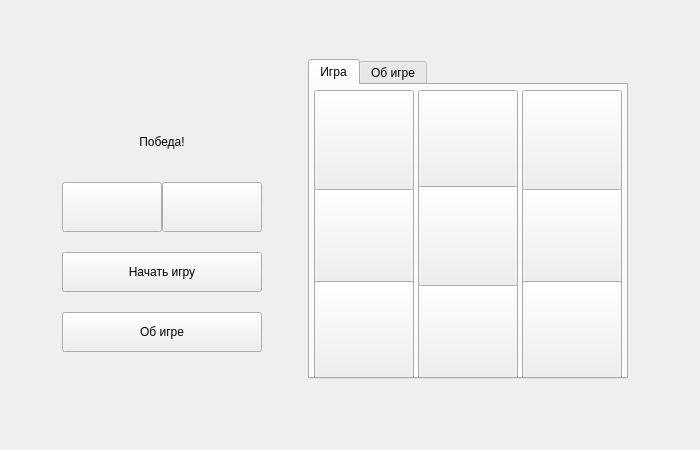
Before: the Qt Designer form mainwindow.ui in Narek24IS/TicTacToe, drawn with Qt 5.
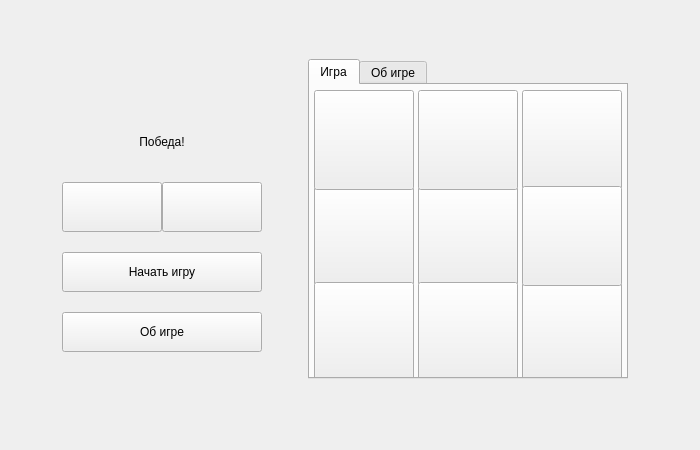
After: the same form once the commit is applied. Icons and pictures are not drawn.

Patch:
```diff
--- a/mainwindow.ui
+++ b/mainwindow.ui
@@ -245,6 +245,81 @@
         <property name="spacing">
          <number>5</number>
         </property>
+        <item row="1" column="0">
+         <widget class="QPushButton" name="pushButton_1_0">
+          <property name="sizePolicy">
+           <sizepolicy hsizetype="Fixed" vsizetype="Fixed">
+            <horstretch>0</horstretch>
+            <verstretch>0</verstretch>
+           </sizepolicy>
+          </property>
+          <property name="minimumSize">
+           <size>
+            <width>100</width>
+            <height>100</height>
+           </size>
+          </property>
+          <property name="maximumSize">
+           <size>
+            <width>100</width>
+            <height>100</height>
+           </size>
+          </property>
+          <property name="text">
+           <string/>
+          </property>
+         </widget>
+        </item>
+        <item row="2" column="2">
+         <widget class="QPushButton" name="pushButton_2_2">
+          <property name="sizePolicy">
+           <sizepolicy hsizetype="Fixed" vsizetype="Fixed">
+            <horstretch>0</horstretch>
+            <verstretch>0</verstretch>
+           </sizepolicy>
+          </property>
+          <property name="minimumSize">
+           <size>
+            <width>100</width>
+            <height>100</height>
+           </size>
+          </property>
+          <property name="maximumSize">
+           <size>
+            <width>100</width>
+            <height>100</height>
+           </size>
+          </property>
+          <property name="text">
+           <string/>
+          </property>
+         </widget>
+        </item>
+        <item row="1" column="1">
+         <widget class="QPushButton" name="pushButton_1_1">
+          <property name="sizePolicy">
+           <sizepolicy hsizetype="Fixed" vsizetype="Fixed">
+            <horstretch>0</horstretch>
+            <verstretch>0</verstretch>
+           </sizepolicy>
+          </property>
+          <property name="minimumSize">
+           <size>
+            <width>100</width>
+            <height>100</height>
+           </size>
+          </property>
+          <property name="maximumSize">
+           <size>
+            <width>100</width>
+            <height>100</height>
+           </size>
+          </property>
+          <property name="text">
+           <string/>
+          </property>
+         </widget>
+        </item>
         <item row="2" column="0">
          <widget class="QPushButton" name="pushButton_4">
           <property name="sizePolicy">
@@ -270,21 +345,8 @@
           </property>
          </widget>
         </item>
-        <item row="4" column="1">
-         <spacer name="verticalSpacer_3">
-          <property name="orientation">
-           <enum>Qt::Vertical</enum>
-          </property>
-          <property name="sizeHint" stdset="0">
-           <size>
-            <width>20</width>
-            <height>40</height>
-           </size>
-          </property>
-         </spacer>
-        </item>
-        <item row="3" column="0">
-         <widget class="QPushButton" name="pushButton_7">
+        <item row="0" column="2">
+         <widget class="QPushButton" name="pushButton_0_2">
           <property name="sizePolicy">
            <sizepolicy hsizetype="Fixed" vsizetype="Fixed">
             <horstretch>0</horstretch>
@@ -309,145 +371,7 @@
          </widget>
         </item>
         <item row="0" column="1">
-         <spacer name="verticalSpacer_4">
-          <property name="orientation">
-           <enum>Qt::Vertical</enum>
-          </property>
-          <property name="sizeHint" stdset="0">
-           <size>
-            <width>20</width>
-            <height>40</height>
-           </size>
-          </property>
-         </spacer>
-        </item>
-        <item row="1" column="1">
-         <widget class="QPushButton" name="pushButton_2">
-          <property name="sizePolicy">
-           <sizepolicy hsizetype="Fixed" vsizetype="Fixed">
-            <horstretch>0</horstretch>
-            <verstretch>0</verstretch>
-           </sizepolicy>
-          </property>
-          <property name="minimumSize">
-           <size>
-            <width>100</width>
-            <height>100</height>
-           </size>
-          </property>
-          <property name="maximumSize">
-           <size>
-            <width>100</width>
-            <height>100</height>
-           </size>
-          </property>
-          <property name="text">
-           <string/>
-          </property>
-         </widget>
-        </item>
-        <item row="2" column="2">
-         <widget class="QPushButton" name="pushButton_6">
-          <property name="sizePolicy">
-           <sizepolicy hsizetype="Fixed" vsizetype="Fixed">
-            <horstretch>0</horstretch>
-            <verstretch>0</verstretch>
-           </sizepolicy>
-          </property>
-          <property name="minimumSize">
-           <size>
-            <width>100</width>
-            <height>100</height>
-           </size>
-          </property>
-          <property name="maximumSize">
-           <size>
-            <width>100</width>
-            <height>100</height>
-           </size>
-          </property>
-          <property name="text">
-           <string/>
-          </property>
-         </widget>
-        </item>
-        <item row="3" column="1">
-         <widget class="QPushButton" name="pushButton_8">
-          <property name="sizePolicy">
-           <sizepolicy hsizetype="Fixed" vsizetype="Fixed">
-            <horstretch>0</horstretch>
-            <verstretch>0</verstretch>
-           </sizepolicy>
-          </property>
-          <property name="minimumSize">
-           <size>
-            <width>100</width>
-            <height>100</height>
-           </size>
-          </property>
-          <property name="maximumSize">
-           <size>
-            <width>100</width>
-            <height>100</height>
-           </size>
-          </property>
-          <property name="text">
-           <string/>
-          </property>
-         </widget>
-        </item>
-        <item row="3" column="2">
-         <widget class="QPushButton" name="pushButton_9">
-          <property name="sizePolicy">
-           <sizepolicy hsizetype="Fixed" vsizetype="Fixed">
-            <horstretch>0</horstretch>
-            <verstretch>0</verstretch>
-           </sizepolicy>
-          </property>
-          <property name="minimumSize">
-           <size>
-            <width>100</width>
-            <height>100</height>
-           </size>
-          </property>
-          <property name="maximumSize">
-           <size>
-            <width>100</width>
-            <height>100</height>
-           </size>
-          </property>
-          <property name="text">
-           <string/>
-          </property>
-         </widget>
-        </item>
-        <item row="1" column="0">
-         <widget class="QPushButton" name="pushButton_1">
-          <property name="sizePolicy">
-           <sizepolicy hsizetype="Fixed" vsizetype="Fixed">
-            <horstretch>0</horstretch>
-            <verstretch>0</verstretch>
-           </sizepolicy>
-          </property>
-          <property name="minimumSize">
-           <size>
-            <width>100</width>
-            <height>100</height>
-           </size>
-          </property>
-          <property name="maximumSize">
-           <size>
-            <width>100</width>
-            <height>100</height>
-           </size>
-          </property>
-          <property name="text">
-           <string/>
-          </property>
-         </widget>
-        </item>
-        <item row="2" column="1">
-         <widget class="QPushButton" name="pushButton_5">
+         <widget class="QPushButton" name="pushButton_0_1">
           <property name="sizePolicy">
            <sizepolicy hsizetype="Fixed" vsizetype="Fixed">
             <horstretch>0</horstretch>
@@ -472,7 +396,57 @@
          </widget>
         </item>
         <item row="1" column="2">
-         <widget class="QPushButton" name="pushButton_3">
+         <widget class="QPushButton" name="pushButton_1_2">
+          <property name="sizePolicy">
+           <sizepolicy hsizetype="Fixed" vsizetype="Fixed">
+            <horstretch>0</horstretch>
+            <verstretch>0</verstretch>
+           </sizepolicy>
+          </property>
+          <property name="minimumSize">
+           <size>
+            <width>100</width>
+            <height>100</height>
+           </size>
+          </property>
+          <property name="maximumSize">
+           <size>
+            <width>100</width>
+            <height>100</height>
+           </size>
+          </property>
+          <property name="text">
+           <string/>
+          </property>
+         </widget>
+        </item>
+        <item row="0" column="0">
+         <widget class="QPushButton" name="pushButton_0_0">
+          <property name="sizePolicy">
+           <sizepolicy hsizetype="Fixed" vsizetype="Fixed">
+            <horstretch>0</horstretch>
+            <verstretch>0</verstretch>
+           </sizepolicy>
+          </property>
+          <property name="minimumSize">
+           <size>
+            <width>100</width>
+            <height>100</height>
+           </size>
+          </property>
+          <property name="maximumSize">
+           <size>
+            <width>100</width>
+            <height>100</height>
+           </size>
+          </property>
+          <property name="text">
+           <string/>
+          </property>
+         </widget>
+        </item>
+        <item row="2" column="1">
+         <widget class="QPushButton" name="pushButton_2_1">
           <property name="sizePolicy">
            <sizepolicy hsizetype="Fixed" vsizetype="Fixed">
             <horstretch>0</horstretch>
```
Left out of the diff: 2 changed lines with no effect on the pictures.
